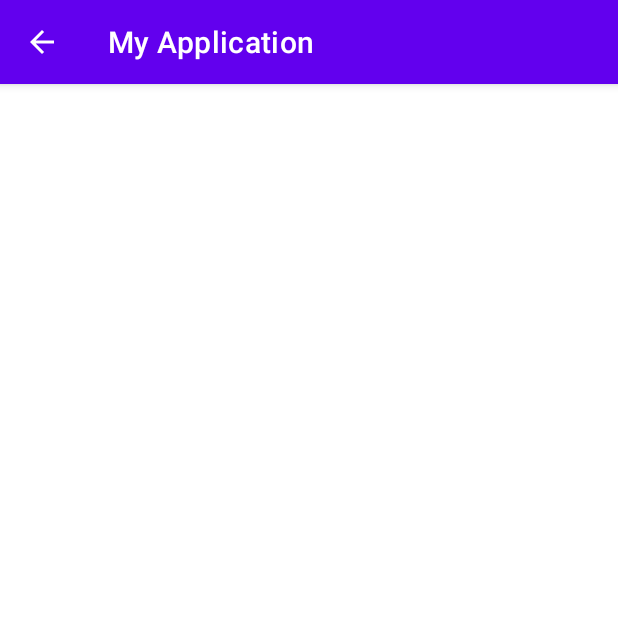
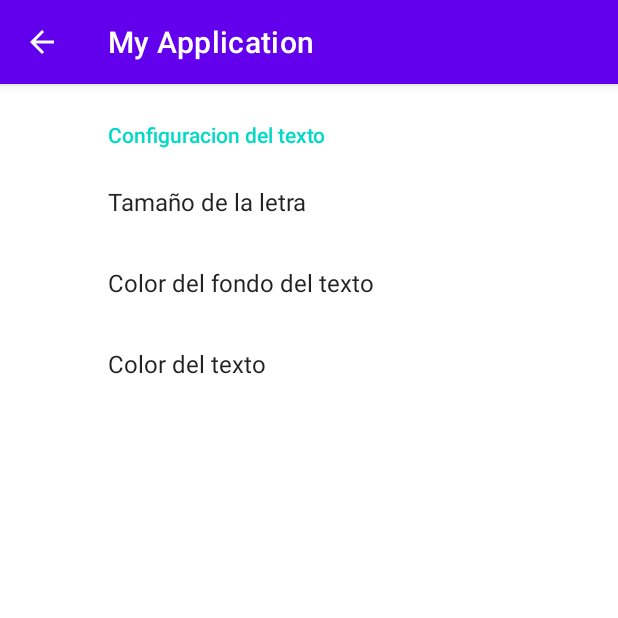
Before and after one commit to pgarman608/PMDM, an Android app: the ActivityConfig screen opened directly, with no data from a screen before it, on a phone screen of 412 x 824 dp, the top half of it. Run offline under Robolectric (Android 15) with nearby library versions, the phone set to English and light mode, and no system bars; our stand-ins replace androidx.preference.

Commit message:
Terminado y documentado

```diff
--- a/Tema2/app/src/main/java/com/example/myapplication/controlador/ActivityConfig.java
+++ b/Tema2/app/src/main/java/com/example/myapplication/controlador/ActivityConfig.java
@@ -2,6 +2,7 @@ package com.example.myapplication.controlador;
 
 import android.os.Bundle;
 import android.view.MenuItem;
+import android.widget.Toast;
 
 import androidx.annotation.NonNull;
 import androidx.annotation.Nullable;
@@ -25,14 +26,12 @@ public class ActivityConfig extends AppCompatActivity {
         //Crearemos el Fragmento con las preferencias
         getSupportFragmentManager()
                 .beginTransaction()
-                .replace(R.id.configcontenedor, new SettingFragmentos())   //Todo 2.1 Es en esta línea donde se reemplaza el contenedor por una instancia de la clase SettingFragment
-                .commit();                                                  //Todo --> cuya clase construye las preferencias como se ha comentado en el punto 1.
-
-        //Todo 3. Esto es opcional, pero se puede activar el icono de "Volver"(flecha atrás) para
-        // ello debemos de acceder al action bar creado por Android por defecto.
+                .replace(R.id.configcontenedor, new SettingFragmentos())
+                .commit();
         ActionBar actionBar = getSupportActionBar();
         if(actionBar != null){
-            actionBar.setDisplayHomeAsUpEnabled(true); //Todo 3.1 si existe (no es nulo) mostramos el botón hacia atrás.
+
+            actionBar.setDisplayHomeAsUpEnabled(true);
         }
 
     }
--- a/Tema2/app/src/main/res/layout/activity_config.xml
+++ b/Tema2/app/src/main/res/layout/activity_config.xml
@@ -1,7 +1,10 @@
 <?xml version="1.0" encoding="utf-8"?>
 <androidx.constraintlayout.widget.ConstraintLayout xmlns:android="http://schemas.android.com/apk/res/android"
+    xmlns:app="http://schemas.android.com/apk/res-auto"
+    xmlns:tools="http://schemas.android.com/tools"
     android:layout_width="match_parent"
     android:id="@+id/configcontenedor"
-    android:layout_height="match_parent">
+    android:layout_height="match_parent"
+    tools:context=".controlador.ActivityConfig">
 
 </androidx.constraintlayout.widget.ConstraintLayout>
--- a/Tema2/app/src/main/res/values/colores.xml
+++ b/Tema2/app/src/main/res/values/colores.xml
@@ -1,6 +1,7 @@
 <?xml version="1.0" encoding="utf-8"?>
 <resources>
     <string-array name="colores">
+        <item>Blanco</item>
         <item>Negro</item>
         <item>Rojo</item>
         <item>Verde</item>
--- a/Tema2/app/src/main/res/values/defaultColores.xml
+++ /dev/null
@@ -1,4 +0,0 @@
-<?xml version="1.0" encoding="utf-8"?>
-<resources>
-    <string-array name="defaultcolores"/>
-</resources>
--- a/Tema2/app/src/main/res/values/defaulttamanio.xml
+++ /dev/null
@@ -1,4 +0,0 @@
-<?xml version="1.0" encoding="utf-8"?>
-<resources>
-    <item name="defaultint" type="integer">10</item>
-</resources>
--- a/Tema2/app/src/main/res/values/tamanios.xml
+++ b/Tema2/app/src/main/res/values/tamanios.xml
@@ -1,10 +1,10 @@
 <?xml version="1.0" encoding="utf-8"?>
 <resources>
-    <integer-array name="tamanios">
+    <string-array name="tamanios">
         <item>16</item>
         <item>18</item>
         <item>20</item>
         <item>22</item>
         <item>24</item>
-    </integer-array>
+    </string-array>
 </resources>
--- a/Tema2/app/src/main/res/xml/configtexto.xml
+++ b/Tema2/app/src/main/res/xml/configtexto.xml
@@ -7,20 +7,19 @@
             android:defaultValue="14"
             android:entries="@array/tamanios"
             android:entryValues="@array/tamanios"
-            android:key="itemTamanio"
-            android:title="List preference"
-            app:title="Tamaño de letra" />
+            android:key="preferenceTamanio"
+            android:title="Tamaño de la letra" />
         <ListPreference
-            android:defaultValue="Negro"
+            android:defaultValue="Blanco"
             android:entries="@array/colores"
             android:entryValues="@array/colores"
-            android:key="itemColorFondo"
+            android:key="preferenceColorFondo"
             android:title="Color del fondo del texto" />
         <ListPreference
-            android:defaultValue="Negro"
+            android:defaultValue="Blanco"
             android:entries="@array/colores"
             android:entryValues="@array/colores"
-            android:key="itemColorTexto"
+            android:key="preferenceColorLetra"
             android:title="Color del texto" />
     </PreferenceCategory>
 </PreferenceScreen>
--- a/Tema2/build.gradle
+++ b/Tema2/build.gradle
@@ -1,5 +1,5 @@
 // Top-level build file where you can add configuration options common to all sub-projects/modules.
 plugins {
-    id 'com.android.application' version '7.3.0' apply false
-    id 'com.android.library' version '7.3.0' apply false
+    id 'com.android.application' version '7.3.1' apply false
+    id 'com.android.library' version '7.3.1' apply false
 }
```
Also changed, not shown: Tema2/app/src/main/java/com/example/myapplication/controlador/MainActivity.java (+20 -8 lines).
